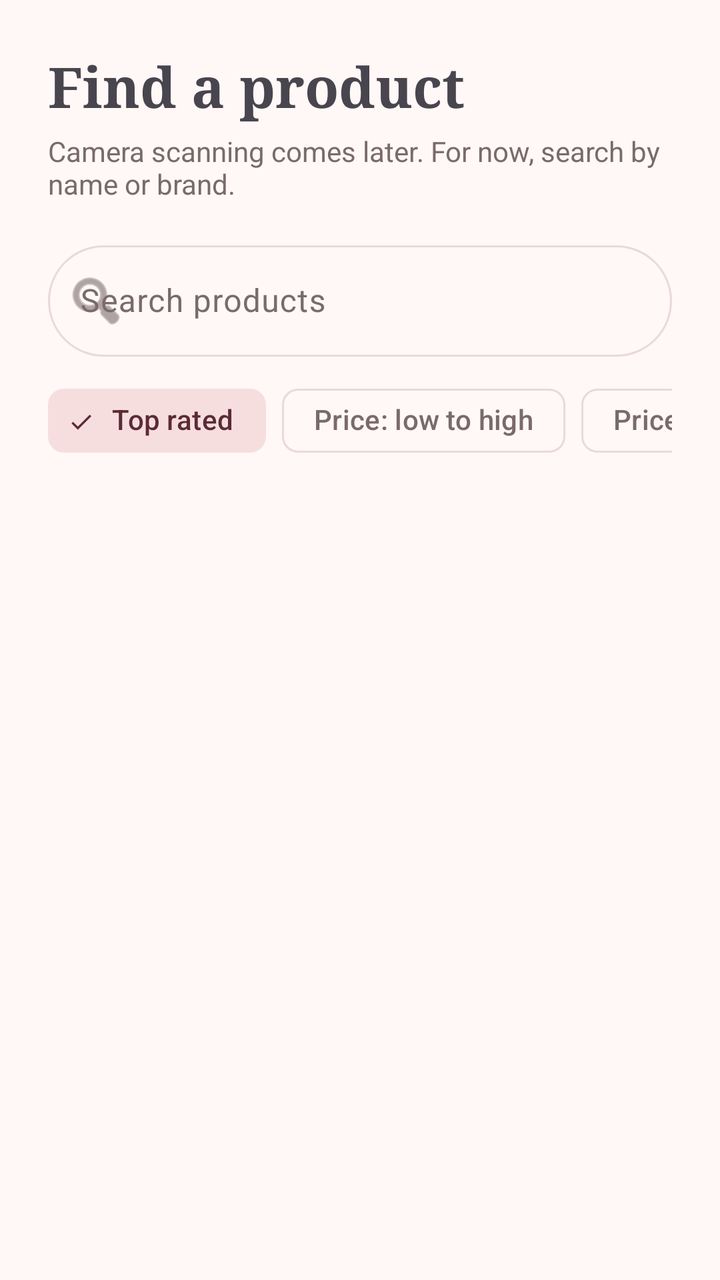
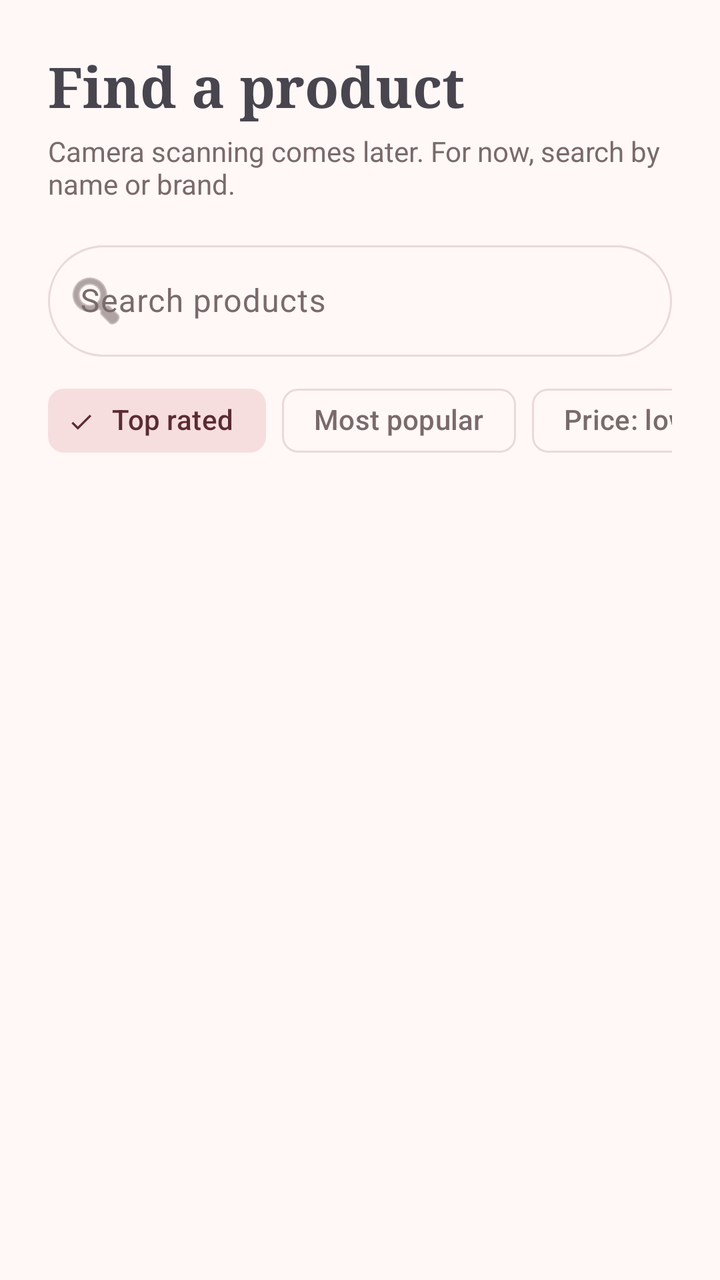

Screens rendered from an Android XML layout before and after an edit, with the pre-edit source and the edit as a unified diff.
<!-- AndroidManifest.xml: application theme Theme.SkinCheck -->
<!-- res/layout/fragment_scan.xml -->
<?xml version="1.0" encoding="utf-8"?>
<LinearLayout xmlns:android="http://schemas.android.com/apk/res/android"
    xmlns:app="http://schemas.android.com/apk/res-auto"
    android:layout_width="match_parent"
    android:layout_height="match_parent"
    android:orientation="vertical"
    android:paddingStart="24dp"
    android:paddingTop="24dp"
    android:paddingEnd="24dp">

    <TextView
        android:layout_width="wrap_content"
        android:layout_height="wrap_content"
        android:fontFamily="serif"
        android:text="@string/search_title"
        android:textSize="28sp"
        android:textStyle="bold" />

    <TextView
        android:layout_width="wrap_content"
        android:layout_height="wrap_content"
        android:layout_marginTop="4dp"
        android:text="@string/search_subtitle"
        android:textColor="?attr/colorOnSurfaceVariant" />

    <com.google.android.material.textfield.TextInputLayout
        style="@style/Widget.Material3.TextInputLayout.OutlinedBox"
        android:layout_width="match_parent"
        android:layout_height="wrap_content"
        android:layout_marginTop="16dp"
        android:hint="@string/search_hint"
        app:boxCornerRadiusBottomEnd="28dp"
        app:boxCornerRadiusBottomStart="28dp"
        app:boxCornerRadiusTopEnd="28dp"
        app:boxCornerRadiusTopStart="28dp"
        app:endIconMode="clear_text"
        app:placeholderText="@string/search_placeholder"
        app:startIconDrawable="@android:drawable/ic_menu_search">

        <com.google.android.material.textfield.TextInputEditText
            android:id="@+id/input_search"
            android:layout_width="match_parent"
            android:layout_height="wrap_content"
            android:imeOptions="actionSearch"
            android:inputType="text"
            android:maxLines="1" />
    </com.google.android.material.textfield.TextInputLayout>

    
    <HorizontalScrollView
        android:layout_width="match_parent"
        android:layout_height="wrap_content"
        android:layout_marginTop="8dp"
        android:scrollbars="none">

        <LinearLayout
            android:layout_width="wrap_content"
            android:layout_height="wrap_content"
            android:gravity="center_vertical"
            android:orientation="horizontal">

            <com.google.android.material.chip.ChipGroup
                android:id="@+id/chips_sort"
                android:layout_width="wrap_content"
                android:layout_height="wrap_content"
                app:checkedChip="@+id/chip_top"
                app:selectionRequired="true"
                app:singleLine="true"
                app:singleSelection="true">

                <com.google.android.material.chip.Chip
                    android:id="@+id/chip_top"
                    style="@style/Widget.Material3.Chip.Filter"
                    android:layout_width="wrap_content"
                    android:layout_height="wrap_content"
                    android:text="@string/sort_top_rated" />

                <com.google.android.material.chip.Chip
                    android:id="@+id/chip_price_low"
                    style="@style/Widget.Material3.Chip.Filter"
                    android:layout_width="wrap_content"
                    android:layout_height="wrap_content"
                    android:text="@string/sort_price_low" />

                <com.google.android.material.chip.Chip
                    android:id="@+id/chip_price_high"
                    style="@style/Widget.Material3.Chip.Filter"
                    android:layout_width="wrap_content"
                    android:layout_height="wrap_content"
                    android:text="@string/sort_price_high" />
            </com.google.android.material.chip.ChipGroup>

            <com.google.android.material.chip.Chip
                android:id="@+id/chip_only_me"
                style="@style/Widget.Material3.Chip.Filter"
                android:layout_width="wrap_content"
                android:layout_height="wrap_content"
                android:layout_marginStart="16dp"
                android:text="@string/filter_only_me" />
        </LinearLayout>
    </HorizontalScrollView>

    <TextView
        android:id="@+id/txt_info"
        android:layout_width="wrap_content"
        android:layout_height="wrap_content"
        android:layout_marginTop="8dp"
        android:layout_marginBottom="8dp"
        android:textColor="@color/ink_soft"
        android:textSize="13sp" />

    
    <FrameLayout
        android:layout_width="match_parent"
        android:layout_height="0dp"
        android:layout_weight="1">

        <androidx.recyclerview.widget.RecyclerView
            android:id="@+id/list_products"
            android:layout_width="match_parent"
            android:layout_height="match_parent"
            android:clipToPadding="false"
            android:paddingBottom="16dp"
            app:layoutManager="androidx.recyclerview.widget.LinearLayoutManager" />

        <TextView
            android:id="@+id/txt_empty"
            android:layout_width="match_parent"
            android:layout_height="wrap_content"
            android:layout_marginTop="40dp"
            android:gravity="center"
            android:text="@string/search_empty"
            android:textColor="@color/ink_soft"
            android:visibility="gone" />
    </FrameLayout>
</LinearLayout>
<!-- resources referenced by this layout -->
<resources>
  <color name="ink_soft">#FF7A6A6C</color>
  <string name="filter_only_me">Only for my skin</string>
  <string name="search_empty">No products found. Try another name or brand.</string>
  <string name="search_hint">Search products</string>
  <string name="search_placeholder">e.g. Clinique, cream, serum</string>
  <string name="search_subtitle">Camera scanning comes later. For now, search by name or brand.</string>
  <string name="search_title">Find a product</string>
  <string name="sort_price_high">Price: high to low</string>
  <string name="sort_price_low">Price: low to high</string>
  <string name="sort_top_rated">Top rated</string>
  <style name="Theme.SkinCheck" parent="Base.Theme.SkinCheck" />
  <style name="Base.Theme.SkinCheck" parent="Theme.Material3.Light.NoActionBar">
          
          <item name="colorPrimary">@color/rose</item>
          <item name="colorOnPrimary">@color/white</item>
          <item name="colorPrimaryContainer">@color/rose_light</item>
          <item name="colorOnPrimaryContainer">@color/plum</item>
  
          
          <item name="colorSecondaryContainer">@color/rose_light</item>
          <item name="colorOnSecondaryContainer">@color/plum</item>
  
          
          <item name="android:colorBackground">@color/cream</item>
          <item name="colorSurface">@color/cream</item>
          <item name="colorSurfaceContainer">@color/white</item>
          <item name="colorOnSurface">@color/ink</item>
          <item name="colorOnSurfaceVariant">@color/ink_soft</item>
          <item name="colorOutline">@color/line</item>
      </style>
  <color name="rose">#FFC2858C</color>
  <color name="white">#FFFFFFFF</color>
  <color name="rose_light">#FFF6DEDF</color>
  <color name="plum">#FF5B2B33</color>
  <color name="cream">#FFFFF8F6</color>
  <color name="ink">#FF2B1F21</color>
  <color name="line">#FFEAD9DA</color>
</resources>

<!-- the commit's change to res/layout/fragment_scan.xml (unified diff, before → after) -->
@@ -76,6 +76,13 @@
                     android:text="@string/sort_top_rated" />
 
                 <com.google.android.material.chip.Chip
+                    android:id="@+id/chip_popular"
+                    style="@style/Widget.Material3.Chip.Filter"
+                    android:layout_width="wrap_content"
+                    android:layout_height="wrap_content"
+                    android:text="@string/sort_popular" />
+
+                <com.google.android.material.chip.Chip
                     android:id="@+id/chip_price_low"
                     style="@style/Widget.Material3.Chip.Filter"
                     android:layout_width="wrap_content"
<!-- resource entries referenced after the edit -->
@@ -7,6 +7,7 @@
   <string name="search_placeholder">e.g. Clinique, cream, serum</string>
   <string name="search_subtitle">Camera scanning comes later. For now, search by name or brand.</string>
   <string name="search_title">Find a product</string>
+  <string name="sort_popular">Most popular</string>
   <string name="sort_price_high">Price: high to low</string>
   <string name="sort_price_low">Price: low to high</string>
   <string name="sort_top_rated">Top rated</string>
